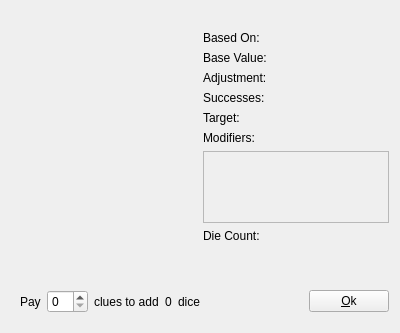
kingnak/arkhor, file arkhorclient/gui/dierollwidget.ui: the form before one commit.
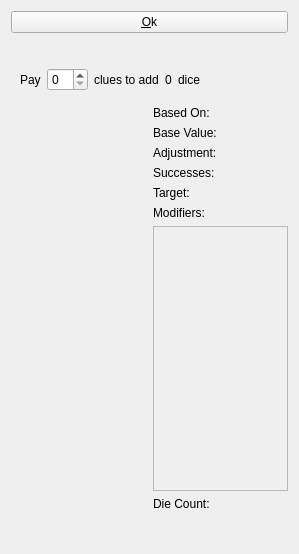
The form after the commit. Icons and pictures are not drawn.

Diff of the .ui file:
```diff
--- a/arkhorclient/gui/dierollwidget.ui
+++ b/arkhorclient/gui/dierollwidget.ui
@@ -6,14 +6,21 @@
    <rect>
     <x>0</x>
     <y>0</y>
-    <width>400</width>
-    <height>333</height>
+    <width>299</width>
+    <height>554</height>
    </rect>
   </property>
   <property name="windowTitle">
    <string>Form</string>
   </property>
   <layout class="QVBoxLayout" name="verticalLayout">
+   <item>
+    <widget class="QPushButton" name="btnOk">
+     <property name="text">
+      <string>&amp;Ok</string>
+     </property>
+    </widget>
+   </item>
    <item>
     <widget class="QLabel" name="lblDescription">
      <property name="text">
@@ -24,10 +31,81 @@
      </property>
     </widget>
    </item>
+   <item>
+    <layout class="QHBoxLayout" name="horizontalLayout_2">
+     <item>
+      <widget class="QWidget" name="wgtDieAdd" native="true">
+       <layout class="QHBoxLayout" name="horizontalLayout">
+        <item>
+         <widget class="QLabel" name="label">
+          <property name="text">
+           <string>Pay</string>
+          </property>
+         </widget>
+        </item>
+        <item>
+         <widget class="QSpinBox" name="spnClueBurn"/>
+        </item>
+        <item>
+         <widget class="QLabel" name="label_2">
+          <property name="text">
+           <string>clues to add</string>
+          </property>
+         </widget>
+        </item>
+        <item>
+         <widget class="QLabel" name="lblDieAddCount">
+          <property name="text">
+           <string>0</string>
+          </property>
+         </widget>
+        </item>
+        <item>
+         <widget class="QLabel" name="label_4">
+          <property name="text">
+           <string>dice</string>
+          </property>
+         </widget>
+        </item>
+       </layout>
+      </widget>
+     </item>
+     <item>
+      <spacer name="horizontalSpacer">
+       <property name="orientation">
+        <enum>Qt::Horizontal</enum>
+       </property>
+       <property name="sizeHint" stdset="0">
+        <size>
+         <width>40</width>
+         <height>20</height>
+        </size>
+       </property>
+      </spacer>
+     </item>
+    </layout>
+   </item>
    <item>
     <layout class="QHBoxLayout" name="horizontalLayout_3">
      <item>
-      <widget class="QWidget" name="wgtDice" native="true"/>
+      <layout class="QVBoxLayout" name="verticalLayout_2">
+       <item>
+        <widget class="QWidget" name="wgtDice" native="true"/>
+       </item>
+       <item>
+        <spacer name="verticalSpacer">
+         <property name="orientation">
+          <enum>Qt::Vertical</enum>
+         </property>
+         <property name="sizeHint" stdset="0">
+          <size>
+           <width>20</width>
+           <height>40</height>
+          </size>
+         </property>
+        </spacer>
+       </item>
+      </layout>
      </item>
      <item>
       <layout class="QGridLayout" name="gridLayout">
@@ -90,8 +168,8 @@
            <rect>
             <x>0</x>
             <y>0</y>
-            <width>183</width>
-            <height>69</height>
+            <width>132</width>
+            <height>261</height>
            </rect>
           </property>
          </widget>
@@ -171,67 +249,6 @@
    <item>
     <widget class="QWidget" name="wgtDieRollOpts" native="true"/>
    </item>
-   <item>
-    <layout class="QHBoxLayout" name="horizontalLayout_2">
-     <item>
-      <widget class="QWidget" name="wgtDieAdd" native="true">
-       <layout class="QHBoxLayout" name="horizontalLayout">
-        <item>
-         <widget class="QLabel" name="label">
-          <property name="text">
-           <string>Pay</string>
-          </property>
-         </widget>
-        </item>
-        <item>
-         <widget class="QSpinBox" name="spnClueBurn"/>
-        </item>
-        <item>
-         <widget class="QLabel" name="label_2">
-          <property name="text">
-           <string>clues to add</string>
-          </property>
-         </widget>
-        </item>
-        <item>
-         <widget class="QLabel" name="lblDieAddCount">
-          <property name="text">
-           <string>0</string>
-          </property>
-         </widget>
-        </item>
-        <item>
-         <widget class="QLabel" name="label_4">
-          <property name="text">
-           <string>dice</string>
-          </property>
-         </widget>
-        </item>
-       </layout>
-      </widget>
-     </item>
-     <item>
-      <spacer name="horizontalSpacer">
-       <property name="orientation">
-        <enum>Qt::Horizontal</enum>
-       </property>
-       <property name="sizeHint" stdset="0">
-        <size>
-         <width>40</width>
-         <height>20</height>
-        </size>
-       </property>
-      </spacer>
-     </item>
-     <item>
-      <widget class="QPushButton" name="btnOk">
-       <property name="text">
-        <string>&amp;Ok</string>
-       </property>
-      </widget>
-     </item>
-    </layout>
-   </item>
   </layout>
  </widget>
  <resources>
```
Left out of the diff: 1 changed line with no effect on the pictures.
